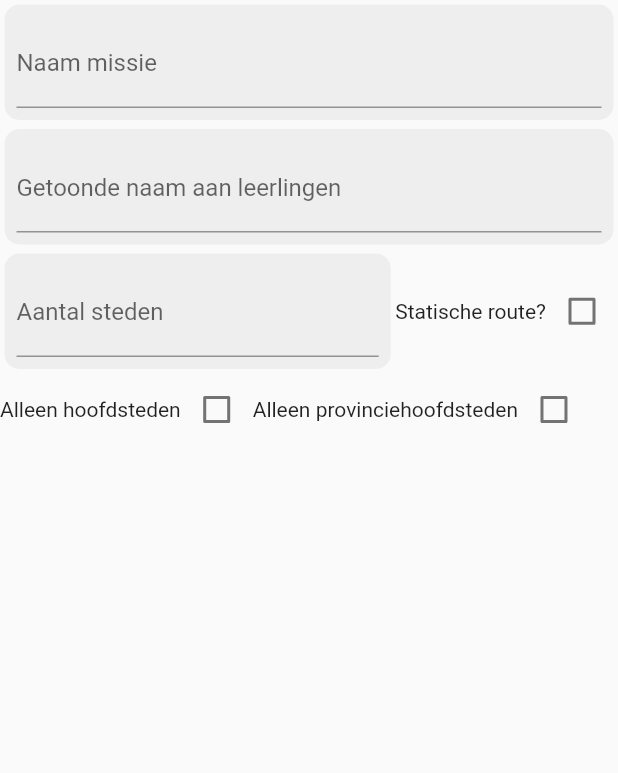
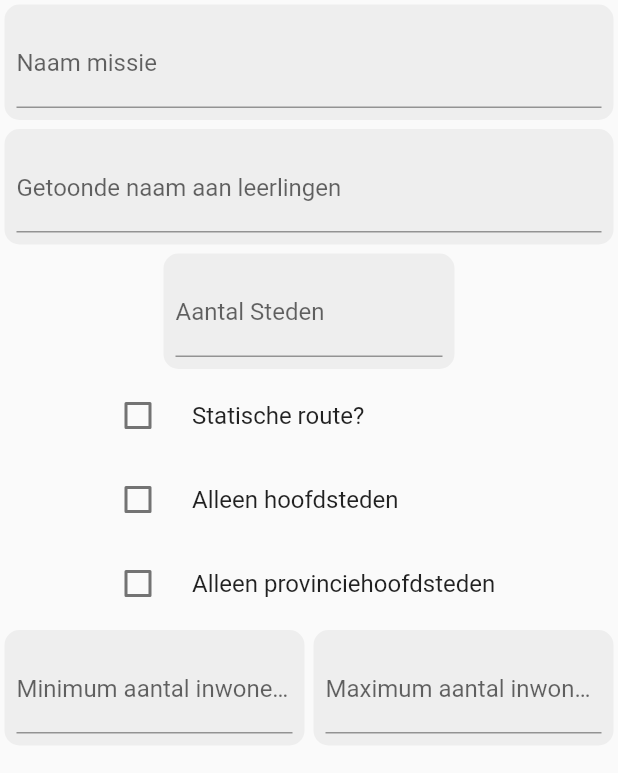
Before and after one commit to MstrShine/OOSE-EduCopter, a Flutter app: the MissionCreateScreen screen opened by its route, on a phone screen of 412 x 824 dp. Shown: the top 773 px of the screen. Run offline on Flutter 3.47's test engine with Material 2 defaults, Android fonts, the phone set to English and light mode, and no system bars.

Commit message:
improved screencompatitibliy

```diff
--- /dev/null
+++ b/Code/educopter_frontend/lib/helperwidgets/maxcontentwidth.dart
@@ -0,0 +1,24 @@
+import 'package:flutter/material.dart';
+import 'package:flutter/src/widgets/container.dart';
+import 'package:flutter/src/widgets/framework.dart';
+
+class MaxContentWidth extends StatelessWidget {
+  MaxContentWidth(
+      {super.key, required this.childWidget, required this.widthConstraint});
+
+  final Widget childWidget;
+  final double widthConstraint;
+
+  @override
+  Widget build(BuildContext context) {
+    var media = MediaQuery.of(context);
+
+    double contentWidth =
+        media.size.width < widthConstraint ? media.size.width : widthConstraint;
+
+    return SizedBox(
+      width: contentWidth,
+      child: childWidget,
+    );
+  }
+}
--- a/Code/educopter_frontend/lib/pages/activityselect.dart
+++ b/Code/educopter_frontend/lib/pages/activityselect.dart
@@ -1,3 +1,4 @@
+import 'package:educopter_frontend/helperwidgets/maxcontentwidth.dart';
 import 'package:flutter/material.dart';
 import '../model/mission.dart';
 import '../model/worldmap.dart';
@@ -46,12 +47,18 @@ class _ActivitySelectScreenState extends State<ActivitySelectScreen> {
         title: Text('Welkom ' + userData['naam']),
         centerTitle: true,
       ),
-      body: Column(
-        children: [
-          CreateTeacherOptions(userData: userData),
-          CreateMissionList(availableMissions: availableMissions),
-          CreateAvailableWorldmapList(availableWorldmaps: availableWorldmaps),
-        ],
+      body: Center(
+        child: MaxContentWidth(
+          widthConstraint: 700,
+          childWidget: Column(
+            crossAxisAlignment: CrossAxisAlignment.center,
+            children: [
+              CreateTeacherOptions(userData: userData),
+              CreateMissionList(availableMissions: availableMissions),
+              CreateAvailableWorldmapList(availableWorldmaps: availableWorldmaps),
+            ],
+          ),
+        ),
       ),
     );
   }
@@ -150,7 +157,7 @@ class _CreateAvailableWorldmapListState
                         color: Colors.blueAccent,
                         child: ConstrainedBox(
                             constraints:
-                                BoxConstraints(maxWidth: 340, maxHeight: 170),
+                                BoxConstraints(maxWidth: 340, maxHeight: 270),
                             child: Text(widget.availableWorldmaps[selectedIndex]
                                 .mapLocation)))
                   ],
@@ -236,7 +243,7 @@ class _CreateMissionListState extends State<CreateMissionList> {
           ),
         ),
         ConstrainedBox(
-          constraints: BoxConstraints(maxWidth: 340, maxHeight: 170),
+          constraints: BoxConstraints(maxWidth: 340, maxHeight: 270),
           child: Scrollbar(
             child: ListView.builder(
               itemCount: widget.availableMissions.length,
--- a/Code/educopter_frontend/lib/pages/login.dart
+++ b/Code/educopter_frontend/lib/pages/login.dart
@@ -1,3 +1,4 @@
+import 'package:educopter_frontend/helperwidgets/maxcontentwidth.dart';
 import 'package:educopter_frontend/pages/missioncreate.dart';
 import 'package:flutter/material.dart';
 import '../helperwidgets/customformfield.dart';
@@ -20,7 +21,10 @@ class _LoginScreenState extends State<LoginScreen> {
 
     return Scaffold(
       body: SafeArea(
-        child: Column(
+        child: Center(
+          child: MaxContentWidth(
+            widthConstraint: 700,
+            childWidget: Column(
               children: [
                 Form(
                   key: formKey,
@@ -52,6 +56,8 @@ class _LoginScreenState extends State<LoginScreen> {
                   child: Text('Log in'),
                 )
               ],
+            ),
+          ),
         ),
       ),
     );
--- a/Code/educopter_frontend/lib/pages/missioncreate.dart
+++ b/Code/educopter_frontend/lib/pages/missioncreate.dart
@@ -1,3 +1,4 @@
+import 'package:educopter_frontend/helperwidgets/maxcontentwidth.dart';
 import 'package:flutter/material.dart';
 
 import '../helperwidgets/customformfield.dart';
@@ -28,87 +29,98 @@ class _MissionCreateScreenState extends State<MissionCreateScreen> {
   Widget build(BuildContext context) {
     return Scaffold(
       body: SafeArea(
+        child: SingleChildScrollView(
           child: Form(
             key: formKey,
-          child: Column(
+            child: Center(
+              child: MaxContentWidth(
+                widthConstraint: 1400,
+                childWidget: Wrap(
+                  alignment: WrapAlignment.spaceEvenly,
                   children: [
-              CustomFormField(
+                    ConstrainedBox(
+                      constraints: BoxConstraints(maxWidth: 700),
+                      child: CustomFormField(
                           labelText: 'Naam missie', saveValue: setMissionName),
-              CustomFormField(
+                    ),
+                    ConstrainedBox(
+                      constraints: BoxConstraints(maxWidth: 700),
+                      child: CustomFormField(
                           labelText: 'Getoonde naam aan leerlingen',
                           saveValue: setMissionNameDisplayed),
-              Row(
-                children: [
-                  Expanded(
-                    child: Padding(
-                      padding: const EdgeInsets.all(3.0),
-                      child: Container(
-                        decoration: BoxDecoration(
-                          color: Colors.grey[200],
-                          borderRadius: BorderRadius.circular(10.0),
                     ),
-                        child: Padding(
-                          padding: const EdgeInsets.fromLTRB(8, 10, 8, 8),
-                          child: TextFormField(
-                            decoration: const InputDecoration(
-                                labelText: 'Aantal steden'),
-                            onChanged: (String value) {
-                              destinationCount = int.parse(value);
-                              print(destinationCount.toString());
-                            },
+                    ConstrainedBox(
+                      constraints: BoxConstraints(maxWidth: 200),
+                      child: CustomFormField(
+                          labelText: 'Aantal Steden',
+                          saveValue: setDestinationCount),
                     ),
-                        ),
-                      ),
-                    ),
-                  ),
-                  Text('Statische route?'),
-                  Checkbox(
+                    ConstrainedBox(
+                      constraints: BoxConstraints(maxWidth: 300),
+                      child: CheckboxListTile(
+                          controlAffinity: ListTileControlAffinity.leading,
+                          title: Text('Statische route?'),
                           value: fixedRoute,
                           onChanged: (bool? value) {
                             setState(() {
                               fixedRoute = value!;
                             });
-                      })
-                ],
-                //onChanged:
+                          }),
                     ),
-              Row(
-                children: [
-                  Row(
-                    children: [
-                      Text(
-                          'Alleen hoofdsteden'),
-                      Checkbox(
+                    ConstrainedBox(
+                      constraints: BoxConstraints(maxWidth: 300),
+                      child: CheckboxListTile(
+                          controlAffinity: ListTileControlAffinity.leading,
+                          title: Text('Alleen hoofdsteden'),
                           value: countryCapitolFilter,
                           onChanged: (bool? value) {
                             setState(() {
                               countryCapitolFilter = value!;
                             });
                           }),
-                    ],
                     ),
-                  Row(
-                    children: [
-                      Text(
-                          'Alleen provinciehoofdsteden'),
-                      Checkbox(
+                    ConstrainedBox(
+                      constraints: BoxConstraints(maxWidth: 300),
+                      child: CheckboxListTile(
+                          controlAffinity: ListTileControlAffinity.leading,
+                          title: Text('Alleen provinciehoofdsteden'),
                           value: stateCapitolFilter,
                           onChanged: (bool? value) {
                             setState(() {
                               stateCapitolFilter = value!;
                             });
                           }),
+                    ),
+                    ConstrainedBox(
+                      constraints:
+                          BoxConstraints(maxWidth: 1400, minWidth: 500),
+                      child: Row(
+                        children: [
+                          //Text('Aantal inwoners'),
+                          Expanded(
+                              child: CustomFormField(
+                                  labelText: 'Minimum aantal inwoners',
+                                  saveValue: setMinPopulationFilter)),
+                          Expanded(
+                              child: CustomFormField(
+                                  labelText: 'Maximum aantal inwoners',
+                                  saveValue: setMaxPopulationFilter)),
                         ],
+                      ),
                     )
                   ],
-                //onChanged:
                 ),
-            ],
+              ),
+            ),
           ),
         ),
       ),
     );
   }
+
+  setMinPopulationFilter(var value) {}
+
+  setMaxPopulationFilter(var value) {}
 
   setMissionName(var value) {
     missionName = value;
@@ -117,4 +129,8 @@ class _MissionCreateScreenState extends State<MissionCreateScreen> {
   setMissionNameDisplayed(var value) {
     missionNameDisplayed = value;
   }
+
+  setDestinationCount(var value) {
+    destinationCount = value;
   }
+}
```
Lines whose indentation alone changed are shown as unchanged.
